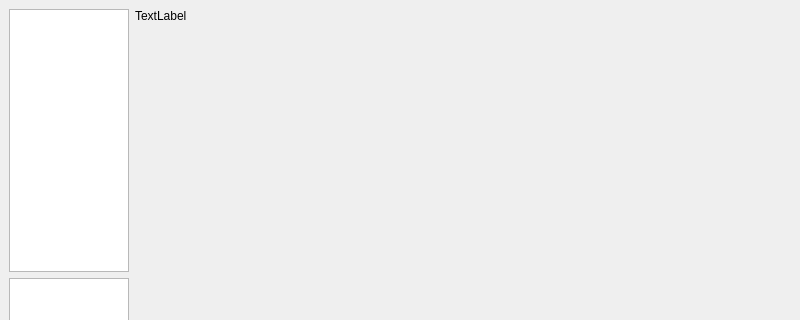
First picture: the form in server/database_scroll/mainwindow.ui, repository GiteZz/Thermal-sensor-localisation, before the edit; both pictures show x 0 to 800 and y 0 to 320 of the 800 by 600 pixel window.
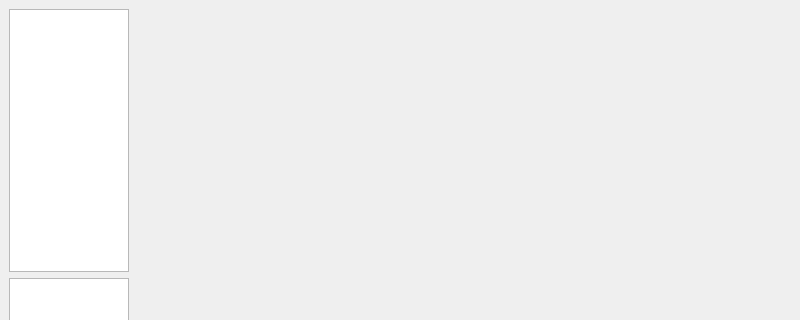
Second picture: the form after the edit.

Commit message: Basis in place

Patch:
```diff
--- a/server/database_scroll/mainwindow.ui
+++ b/server/database_scroll/mainwindow.ui
@@ -18,14 +18,7 @@
     <item row="0" column="0">
      <layout class="QGridLayout" name="gridLayout">
       <item row="0" column="1">
-       <layout class="QVBoxLayout" name="verticalLayout">
-        <item>
-         <widget class="QLabel" name="imageLabel">
-          <property name="text">
-           <string>TextLabel</string>
-          </property>
-         </widget>
-        </item>
+       <layout class="QVBoxLayout" name="rightVLayout">
         <item>
          <spacer name="verticalSpacer">
           <property name="orientation">
```
Left out of the diff: 2 changed lines with no effect on the pictures. The commit also changes 2 other files.
